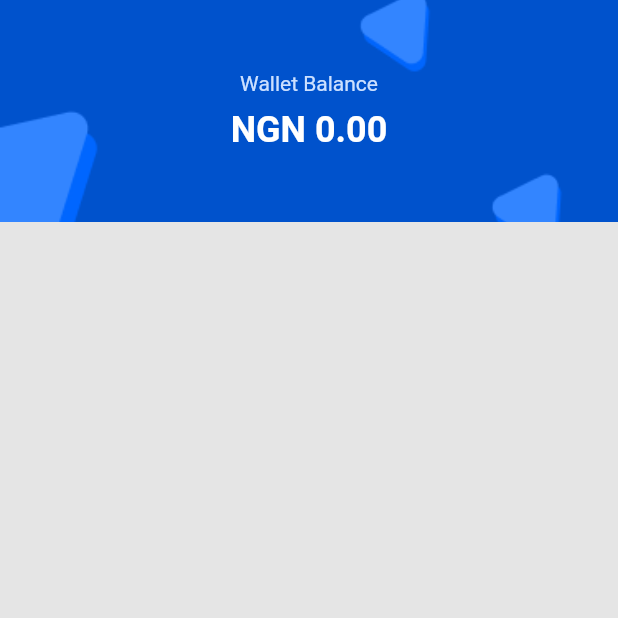
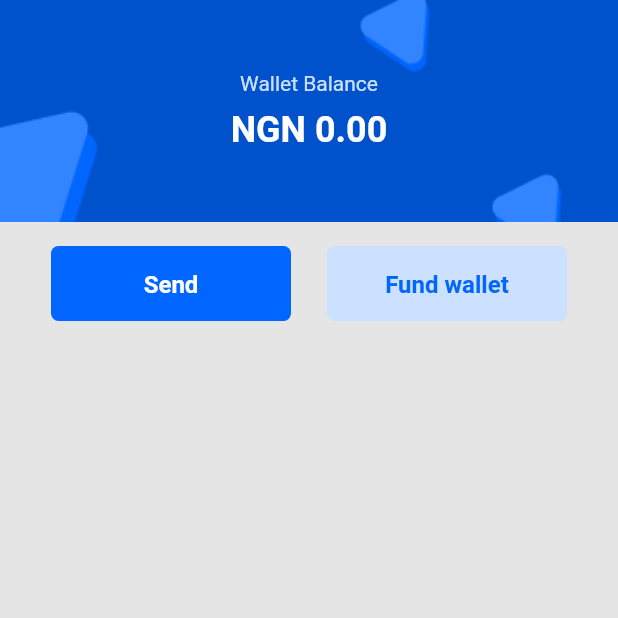
Before and after one commit to Allename/Sylar, a Flutter app: the HomeScreen screen opened directly, on a phone screen of 412 x 824 dp, the top half of it. Run offline on Flutter 3.47's test engine with Material 2 defaults, Android fonts, the light colour scheme and no system bars.

Commit message:
feat: made changes to constants

```diff
--- a/lib/screens/homescreen/homescreen.dart
+++ b/lib/screens/homescreen/homescreen.dart
@@ -1,4 +1,5 @@
 import 'package:flutter/material.dart';
+import 'package:sylar/screens/homescreen/widgets/transact_button.dart';
 import 'package:sylar/screens/homescreen/widgets/wallet_balance.dart';
 import 'package:sylar/utils/constants.dart';
 
@@ -36,6 +37,7 @@ class _HomeScreenState extends State<HomeScreen> {
                 ],
               ),
               SizedBox(height: 16.0),
+              TransactButton(),
             ],
           ),
         ),
--- a/lib/screens/homescreen/widgets/transact_button.dart
+++ b/lib/screens/homescreen/widgets/transact_button.dart
@@ -7,8 +7,11 @@ class TransactButton extends StatelessWidget {
   @override
   Widget build(BuildContext context) {
     return Container(
-      width: double.infinity,
+      width: MediaQuery.of(context).size.width,
+      child: Padding(
+        padding: const EdgeInsets.symmetric(horizontal: 16.0),
         child: Row(
+          mainAxisAlignment: MainAxisAlignment.center,
           children: [
             SizedBox(
               width: 160,
@@ -32,13 +35,17 @@ class TransactButton extends StatelessWidget {
                 ),
               ),
             ),
+            SizedBox(width: 24.0),
             SizedBox(
               width: 160,
               height: 50,
               child: TextButton(
                 style: TextButton.styleFrom(
                   padding: const EdgeInsets.symmetric(vertical: 16.0, horizontal: 38.0),
-
+                  backgroundColor: kSecondary,
+                  shape: const RoundedRectangleBorder(
+                    borderRadius: BorderRadius.all(Radius.circular(5)),
+                  ),
                 ),
                 onPressed: () {},
                 child: const Text(
@@ -53,6 +60,7 @@ class TransactButton extends StatelessWidget {
             ),
           ],
         ),
+      ),
     );
   }
 }
--- a/lib/utils/constants.dart
+++ b/lib/utils/constants.dart
@@ -3,3 +3,4 @@ import 'package:flutter/material.dart';
 const kPrimary = Color(0xFF0066FF);
 const kSecondary = Color(0xFFCCE0FF);
 const kGray = Color(0xFFE5E5E5);
+const kFund = Color(0xFFF5F9FF);
```
Lines whose indentation alone changed are shown as unchanged.
